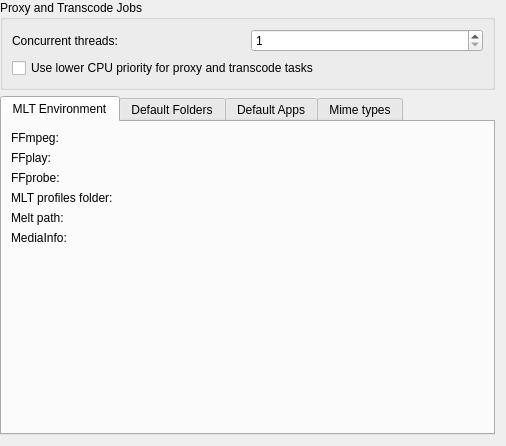
First picture: the form in src/ui/configenv_ui.ui, repository KDE/kdenlive, before the edit.
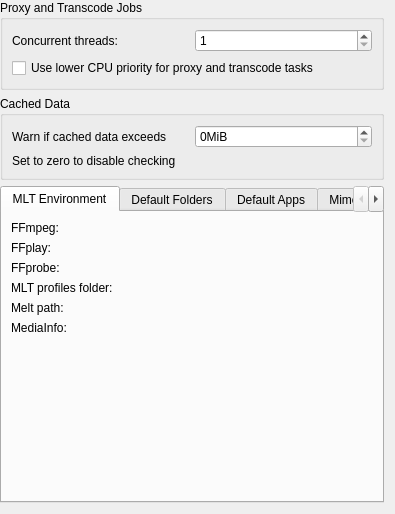
Second picture: the form after the edit. Custom widgets are drawn as their Qt base class.

Commit message: Add a max cache size config setting so that we can check if the total cached data exceeds this limit and warn user

The edit to the form file:
```diff
--- a/src/ui/configenv_ui.ui
+++ b/src/ui/configenv_ui.ui
@@ -6,8 +6,8 @@
    <rect>
     <x>0</x>
     <y>0</y>
-    <width>506</width>
-    <height>446</height>
+    <width>395</width>
+    <height>514</height>
    </rect>
   </property>
   <property name="sizePolicy">
@@ -16,14 +16,14 @@
     <verstretch>0</verstretch>
    </sizepolicy>
   </property>
-  <layout class="QGridLayout" name="gridLayout">
+  <layout class="QVBoxLayout" name="verticalLayout">
    <property name="leftMargin">
     <number>0</number>
    </property>
    <property name="topMargin">
     <number>0</number>
    </property>
-   <item row="0" column="0">
+   <item>
     <widget class="QGroupBox" name="groupBox">
      <property name="title">
       <string>Proxy and Transcode Jobs</string>
@@ -59,7 +59,49 @@
      </layout>
     </widget>
    </item>
-   <item row="1" column="0">
+   <item>
+    <widget class="QGroupBox" name="groupBox_2">
+     <property name="title">
+      <string>Cached Data</string>
+     </property>
+     <layout class="QGridLayout" name="gridLayout_7">
+      <item row="0" column="0">
+       <widget class="QLabel" name="label_17">
+        <property name="text">
+         <string>Warn if cached data exceeds</string>
+        </property>
+       </widget>
+      </item>
+      <item row="0" column="1">
+       <widget class="QSpinBox" name="kcfg_maxcachesize">
+        <property name="sizePolicy">
+         <sizepolicy hsizetype="Minimum" vsizetype="Fixed">
+          <horstretch>0</horstretch>
+          <verstretch>0</verstretch>
+         </sizepolicy>
+        </property>
+        <property name="suffix">
+         <string>MiB</string>
+        </property>
+        <property name="minimum">
+         <number>0</number>
+        </property>
+        <property name="maximum">
+         <number>10000000</number>
+        </property>
+       </widget>
+      </item>
+      <item row="1" column="0" colspan="2">
+       <widget class="QLabel" name="label_18">
+        <property name="text">
+         <string>Set to zero to disable checking</string>
+        </property>
+       </widget>
+      </item>
+     </layout>
+    </widget>
+   </item>
+   <item>
     <widget class="QTabWidget" name="tabWidget">
      <property name="currentIndex">
       <number>0</number>
```
The commit also changes 4 other files.
